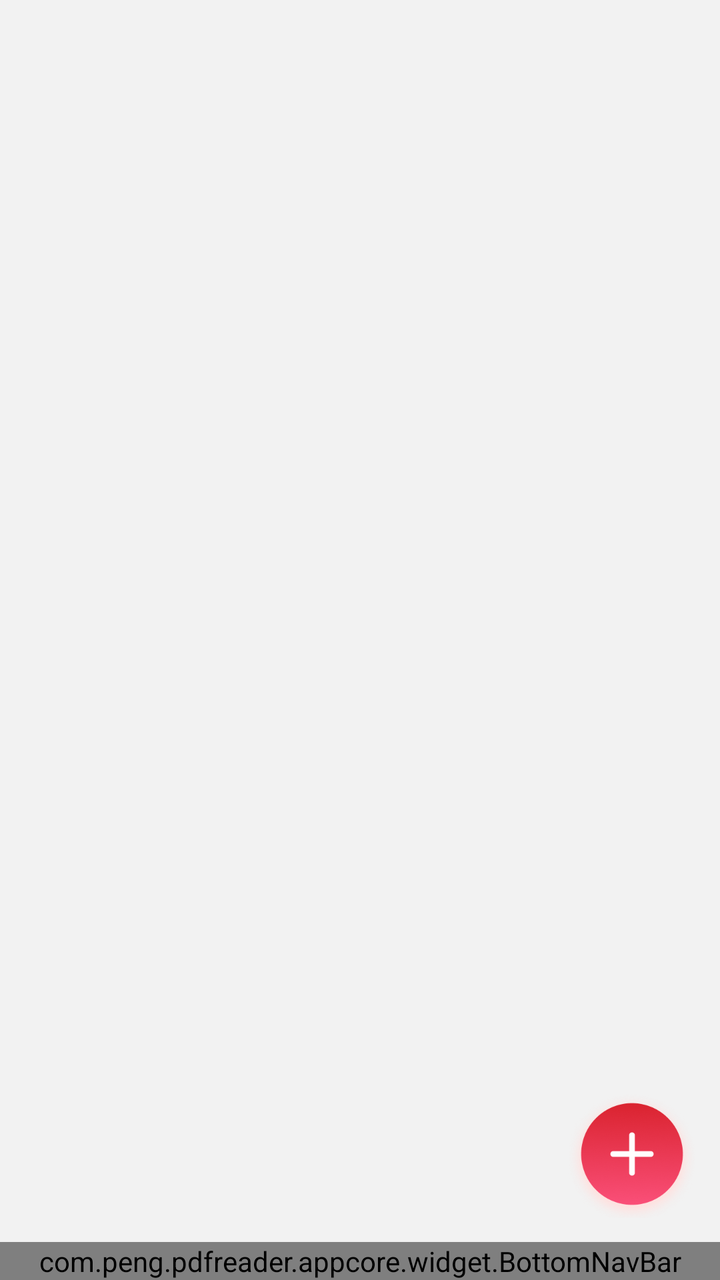
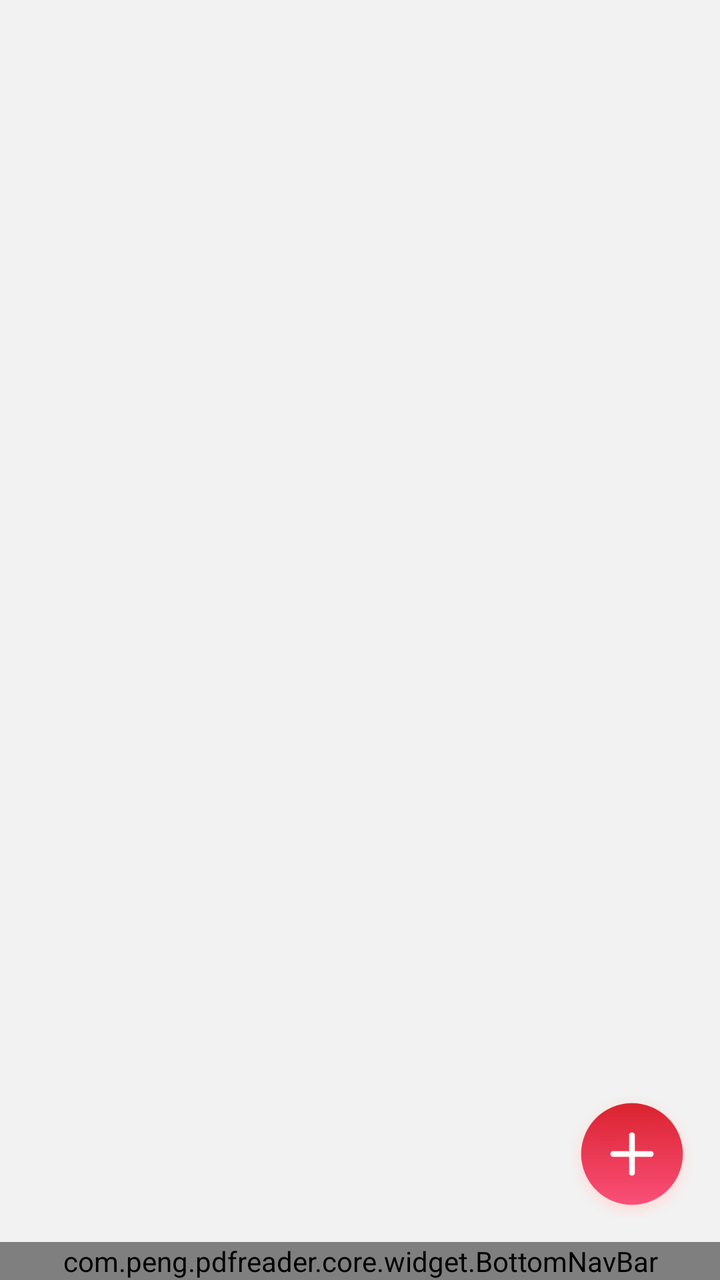

Screens rendered from an Android XML layout before and after an edit, with the pre-edit source and the edit as a unified diff.
<!-- AndroidManifest.xml: activity theme Theme.PdfReader -->
<!-- res/layout/activity_main.xml -->
<?xml version="1.0" encoding="utf-8"?>
<LinearLayout xmlns:android="http://schemas.android.com/apk/res/android"
    android:layout_width="match_parent"
    android:layout_height="match_parent"
    android:background="@color/surface_subtle"
    android:orientation="vertical">

   <FrameLayout
       android:layout_width="match_parent"
       android:layout_height="0dp"
       android:layout_weight="1">

       <FrameLayout
           android:id="@+id/fragmentContainer"
           android:layout_width="match_parent"
           android:layout_height="match_parent" />

       <ImageView
           android:id="@+id/fabScan"
           android:layout_width="64dp"
           android:layout_height="64dp"
           android:layout_gravity="bottom|end"
           android:layout_margin="12dp"
           android:clickable="true"
           android:contentDescription="@string/home_scan"
           android:focusable="true"
           android:src="@mipmap/ic_google_scan" />

   </FrameLayout>

    <com.peng.pdfreader.appcore.widget.BottomNavBar
        android:id="@+id/bottomNav"
        android:layout_width="match_parent"
        android:layout_height="wrap_content" />

</LinearLayout>
<!-- resources referenced by this layout -->
<resources>
  <color name="surface_subtle">#f2f2f2</color>
  <string name="home_scan">扫描</string>
  <style name="Theme.PdfReader" parent="Theme.AppCore">
          <item name="android:windowBackground">@color/surface_subtle</item>
      </style>
  <color name="brand_primary">#da232f</color>
  <color name="brand_primary_dark">#dc2634</color>
  <color name="text_on_tint">#f8fbff</color>
  <color name="status_error_deep">#cc2631</color>
  <color name="surface_card">#fafafa</color>
  <color name="text_primary">#060606</color>
  <color name="surface_muted">#f1f1f1</color>
  <color name="text_tertiary">#666666</color>
  <color name="status_error_crimson">#c42e47</color>
  <color name="text_secondary">#333333</color>
  <color name="text_placeholder">#999999</color>
  <style name="ThemeOverlay.AppCore.BottomSheet" parent="ThemeOverlay.MaterialComponents.BottomSheetDialog">
          <item name="bottomSheetStyle">@style/Widget.AppCore.BottomSheet</item>
          <item name="android:windowIsFloating">false</item>
          <item name="android:statusBarColor">@android:color/transparent</item>
          <item name="android:navigationBarColor">@color/surface_white_alt</item>
          
          <item name="android:windowSoftInputMode">adjustResize</item>
      </style>
  <style name="ThemeOverlay.AppCore.Dialog" parent="ThemeOverlay.MaterialComponents.MaterialAlertDialog">
          <item name="alertDialogStyle">@style/MaterialAlertDialog.AppCore</item>
          <item name="materialAlertDialogTitleTextStyle">@style/MaterialAlertDialog.AppCore.Title</item>
          <item name="buttonBarPositiveButtonStyle">@style/Widget.AppCore.Button.Text</item>
          <item name="buttonBarNegativeButtonStyle">@style/Widget.AppCore.Button.Text</item>
      </style>
  <style name="Widget.AppCore.BottomSheet" parent="Widget.MaterialComponents.BottomSheet.Modal">
          <item name="backgroundTint">@color/surface_white_alt</item>
          <item name="shapeAppearanceOverlay">@style/ShapeAppearance.AppCore.BottomSheet</item>
          <item name="android:background">@android:color/transparent</item>
      </style>
  <color name="surface_white_alt">#fffdfd</color>
  <style name="MaterialAlertDialog.AppCore" parent="MaterialAlertDialog.MaterialComponents">
          <item name="shapeAppearanceOverlay">@style/ShapeAppearance.AppCore.Dialog</item>
          <item name="backgroundTint">@color/surface_white_alt</item>
      </style>
  <style name="MaterialAlertDialog.AppCore.Title" parent="MaterialAlertDialog.MaterialComponents.Title.Text">
          <item name="android:textColor">@color/text_primary</item>
      </style>
  <style name="Widget.AppCore.Button.Text" parent="Widget.MaterialComponents.Button.TextButton">
          <item name="android:textColor">@color/text_on_tint</item>
          <item name="android:letterSpacing">0</item>
          <item name="android:textSize">16sp</item>
      </style>
  <style name="ShapeAppearance.AppCore.BottomSheet" parent="">
          <item name="cornerFamily">rounded</item>
          <item name="cornerSizeTopLeft">@dimen/radius_xl</item>
          <item name="cornerSizeTopRight">@dimen/radius_xl</item>
          <item name="cornerSizeBottomLeft">0dp</item>
          <item name="cornerSizeBottomRight">0dp</item>
      </style>
  <style name="ShapeAppearance.AppCore.Dialog" parent="">
          <item name="cornerFamily">rounded</item>
          <item name="cornerSize">@dimen/radius_xl</item>
      </style>
  <dimen name="radius_xl">16dp</dimen>
  <!-- unchanged entries left out for length: 2 -->
</resources>

<!-- the commit's change to res/layout/activity_main.xml (unified diff, before → after) -->
@@ -28,7 +28,7 @@
 
    </FrameLayout>
 
-    <com.peng.pdfreader.appcore.widget.BottomNavBar
+    <com.peng.pdfreader.core.widget.BottomNavBar
         android:id="@+id/bottomNav"
         android:layout_width="match_parent"
         android:layout_height="wrap_content" />
